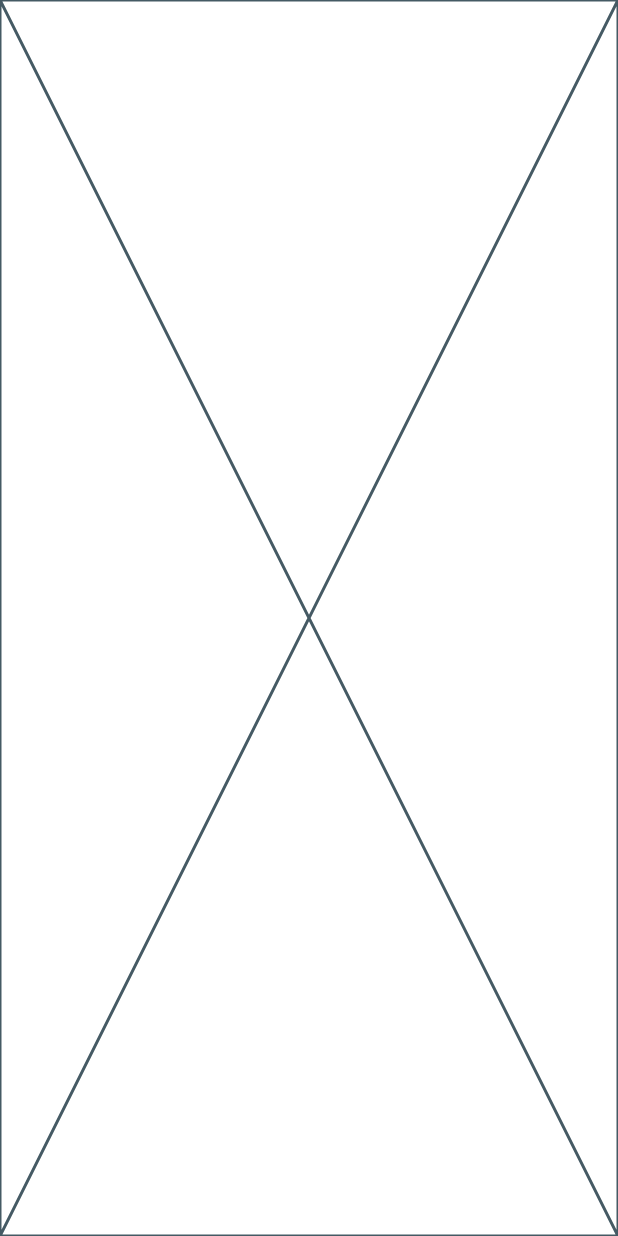
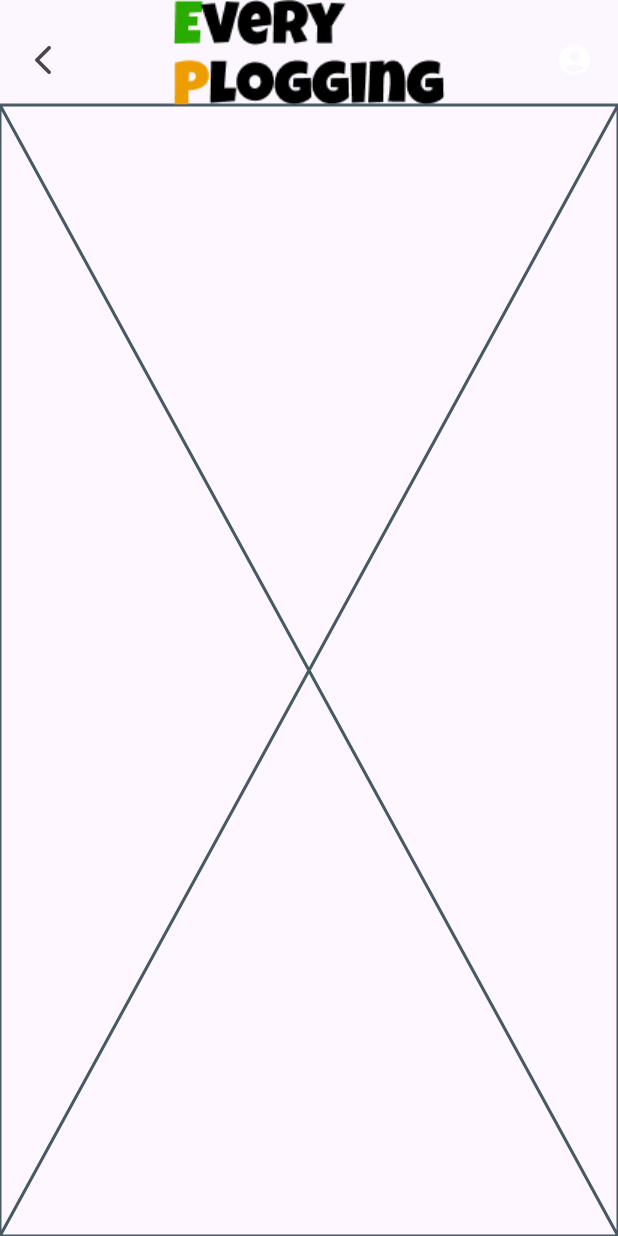
Before and after one commit to hzlloni/EveryPlogging, a Flutter app: the screen it shows after launch, after a tap on "로그인 하기", on a phone screen of 412 x 824 dp. Run offline on Flutter 3.47's test engine with Material 3 defaults, Android fonts, the phone set to English and light mode, and no system bars; our stand-ins replace cloud_firestore, firebase_auth, firebase_core; accounts and stored records are empty; network calls fail; statements that could not run were skipped.

```diff
--- a/lib/homepage.dart
+++ b/lib/homepage.dart
@@ -1,5 +1,59 @@
 import 'package:flutter/material.dart';
 
+// MainAppBar 클래스 정의
+class MainAppBar extends StatelessWidget implements PreferredSizeWidget {
+  const MainAppBar({Key? key}) : super(key: key);
+
+  static const IconData arrowBackIcon = IconData(
+    0xf571,
+    fontFamily: 'MaterialIcons',
+    matchTextDirection: true,
+  );
+
+  static const IconData profileIcon = Icons.account_circle; // 프로필 아이콘
+
+  @override
+  Widget build(BuildContext context) {
+    final screenWidth = MediaQuery.of(context).size.width;
+    final screenHeight = MediaQuery.of(context).size.height;
+
+    return Container(
+      color: const Color(0xFFDCF1FF).withOpacity(0.05),
+      child: SafeArea(
+        child: Row(
+          mainAxisAlignment: MainAxisAlignment.spaceBetween, // 양 끝으로 정렬
+          children: [
+            IconButton(
+              padding: const EdgeInsets.only(top: 10, left: 10),
+              icon: const Icon(arrowBackIcon),
+              onPressed: () {
+                Navigator.pop(context);
+              },
+            ),
+            Center(
+              child: Image.asset(
+                'assets/logo.png',
+                height: screenHeight * 0.1, // Adjusted height
+              ),
+            ),
+            IconButton(
+              padding: const EdgeInsets.only(top: 10, right: 10),
+              icon: const Icon(profileIcon, color: Colors.white), // 하얀색 프로필 아이콘
+              onPressed: () {
+                // 프로필 아이콘 클릭 시의 동작 추가
+              },
+            ),
+          ],
+        ),
+      ),
+    );
+  }
+
+  @override
+  Size get preferredSize => const Size.fromHeight(70);
+}
+
+// HomePage 클래스 정의
 class HomePage extends StatefulWidget {
   const HomePage({super.key});
 
@@ -10,6 +64,27 @@ class HomePage extends StatefulWidget {
 class _HomePageState extends State<HomePage> {
   @override
   Widget build(BuildContext context) {
-    return const Placeholder();
+    return Scaffold(
+      appBar: const MainAppBar(),
+      body: const Center(
+        child: Placeholder(), // 원래의 Placeholder를 유지
+      ),
+    );
   }
 }
+
+// 메인 함수 정의
+void main() {
+  runApp(const MyApp());
+}
+
+class MyApp extends StatelessWidget {
+  const MyApp({Key? key}) : super(key: key);
+
+  @override
+  Widget build(BuildContext context) {
+    return MaterialApp(
+      home: const HomePage(),
+    );
+  }
+}
--- a/lib/login.dart
+++ b/lib/login.dart
@@ -11,18 +11,22 @@ class Login extends StatefulWidget {
 }
 
 class _LoginState extends State<Login> {
-  final TextEditingController _emailController = TextEditingController();
+  final TextEditingController _idController = TextEditingController();
   final TextEditingController _passwordController = TextEditingController();
   final FirebaseFirestore _firestore = FirebaseFirestore.instance;
 
   void _login() async {
-    String email = _emailController.text;
+    String id = _idController.text;
     String password = _passwordController.text;
+
+    // Debugging logs to check the input values
+    print('ID: $id');
+    print('Password: $password');
 
     try {
       QuerySnapshot snapshot = await _firestore
           .collection('users')
-          .where('email', isEqualTo: email)
+          .where('id', isEqualTo: id)
           .where('password', isEqualTo: password)
           .get();
 
@@ -77,7 +81,7 @@ class _LoginState extends State<Login> {
               child: Column(
                 children: [
                   TextField(
-                    controller: _emailController,
+                    controller: _idController,
                     decoration: const InputDecoration(
                       border: OutlineInputBorder(),
                       labelText: '아이디',
--- /dev/null
+++ b/lib/widget/mainappbar.dart
@@ -0,0 +1,51 @@
+import 'package:flutter/material.dart';
+
+class MainAppBar extends StatelessWidget implements PreferredSizeWidget {
+  const MainAppBar({Key? key}) : super(key: key);
+
+  static const IconData arrowBackIcon = IconData(
+    0xf571,
+    fontFamily: 'MaterialIcons',
+    matchTextDirection: true,
+  );
+
+  static const IconData profileIcon = Icons.account_circle; // 프로필 아이콘
+
+  @override
+  Widget build(BuildContext context) {
+    final screenWidth = MediaQuery.of(context).size.width;
+    final screenHeight = MediaQuery.of(context).size.height;
+
+    return Container(
+      color: const Color(0xFFDCF1FF).withOpacity(0.05),
+      child: SafeArea(
+        child: Row(
+          mainAxisAlignment: MainAxisAlignment.spaceBetween, // 양 끝으로 정렬
+          children: [
+            // IconButton(
+            //   padding: const EdgeInsets.only(top: 10, left: 10),
+            //   icon: const Icon(arrowBackIcon),
+            //   onPressed: () {
+            //     Navigator.pop(context);
+            //   },
+            // ),
+            Center(
+              child: Image.asset(
+                'assets/appbarlogo.png',
+                //height: screenHeight * 0.1, // Adjusted height
+              ),
+            ),
+            IconButton(
+              padding: const EdgeInsets.only(top: 10, right: 10),
+              icon: const Icon(profileIcon, color: Colors.white), // 하얀색 프로필 아이콘
+              onPressed: () {},
+            ),
+          ],
+        ),
+      ),
+    );
+  }
+
+  @override
+  Size get preferredSize => const Size.fromHeight(70);
+}
--- a/pubspec.yaml
+++ b/pubspec.yaml
@@ -36,6 +36,7 @@ flutter:
      - assets/login.png
      - assets/logo.png
      - assets/signup.png
+     - assets/appbarlogo.png
 
   # example:
   # fonts:
```
Also changed, not shown: lib/signup.dart (+31 -3 lines), assets/appbarlogo.png (added), lib/widget/appbar.dart (deleted).
